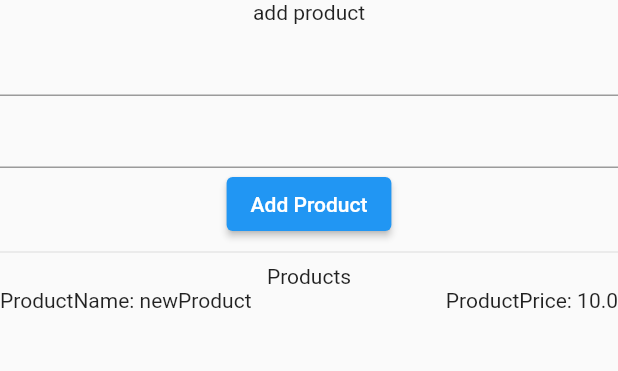
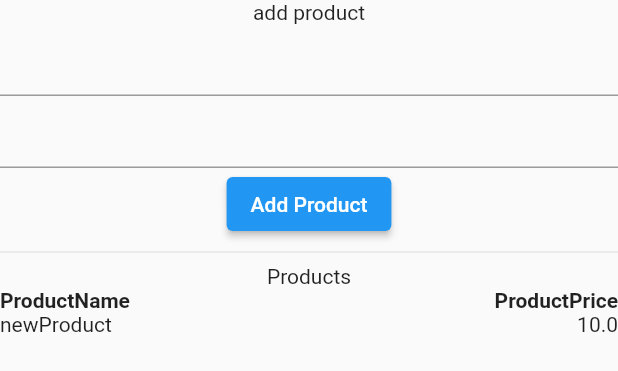
Before and after one commit to USHIERU/POS, a Flutter app: the ProductScreen widget shown alone on an empty page, opened directly, after a tap on "Add Product", on a phone screen of 412 x 824 dp. Shown: the top 371 px of the screen. Run offline on Flutter 3.47's test engine with Material 2 defaults, Android fonts, the phone set to English and light mode, and no system bars; our stand-ins replace get, hive, hive_flutter; accounts and stored records are empty.

Commit message:
re organization

```diff
--- a/lib/app/pos.dart
+++ b/lib/app/pos.dart
@@ -1,7 +1,7 @@
 import 'package:flutter/material.dart';
 import 'package:get/get.dart';
-import 'package:pos/app/routes/home/home_screen.dart';
-import 'package:pos/app/routes/login/login_screen.dart';
+import 'package:pos/app/screens/home/home_screen.dart';
+import 'package:pos/app/screens/login/login_screen.dart';
 
 class POS extends StatelessWidget {
   @override
--- a/lib/app/routes/home/home_screen.dart
+++ b/lib/app/screens/home/home_screen.dart
@@ -1,8 +1,8 @@
 import 'package:flutter/material.dart';
 import 'package:get/get.dart';
-import 'package:pos/app/screens/cash_register/cash_register_screen.dart';
-import 'package:pos/app/screens/category/category_screen.dart';
-import 'package:pos/app/screens/product/product_screen.dart';
+import 'package:pos/app/screens/home/views/cash_register/cash_register_screen.dart';
+import 'package:pos/app/screens/home/views/category/category_screen.dart';
+import 'package:pos/app/screens/home/views/product/product_screen.dart';
 
 part 'controllers/home_screen_controller.dart';
 
--- a/lib/app/screens/product/product_screen.dart
+++ b/lib/app/screens/home/views/product/product_screen.dart
@@ -24,24 +24,31 @@ class ProductScreen extends GetResponsiveView<ProductScreenController> {
         ),
         Divider(),
         Text('Products'),
-        Obx(
-          () => controller.isLoading.value
-              ? CircularProgressIndicator()
-              : Column(
-                  mainAxisSize: MainAxisSize.min,
-                  children: controller.products
-                      .map(
-                        (element) => Row(
-                          mainAxisAlignment: MainAxisAlignment.spaceBetween,
-                          children: [
-                            Text('ProductName: ${element.name}'),
-                            Text('ProductPrice: ${element.price}'),
-                          ],
-                        ),
-                      )
-                      .toList(),
+        Obx(() {
+          if (controller.isLoading.value) return CircularProgressIndicator();
+          return Column(
+            mainAxisSize: MainAxisSize.min,
+            children: [
+              Row(
+                mainAxisAlignment: MainAxisAlignment.spaceBetween,
+                children: [
+                  Text('ProductName',
+                      style: TextStyle(fontWeight: FontWeight.bold)),
+                  Text('ProductPrice',
+                      style: TextStyle(fontWeight: FontWeight.bold)),
+                ],
+              ),
+              for (var product in controller.products)
+                Row(
+                  mainAxisAlignment: MainAxisAlignment.spaceBetween,
+                  children: [
+                    Text(product.name),
+                    Text(product.price.toString()),
+                  ],
                 ),
-        ),
+            ],
+          );
+        }),
       ],
     );
   }
--- a/lib/main.dart
+++ b/lib/main.dart
@@ -3,7 +3,6 @@ import 'package:pos/app/pos.dart';
 import 'package:pos/context/shared/infrastructure/persistence/hive/hive_connection.dart';
 
 void main() async {
-  var hiveConnection = HiveConnection();
-  await hiveConnection.connect();
+  await HiveConnection().connect();
   runApp(POS());
 }
--- a/pubspec.yaml
+++ b/pubspec.yaml
@@ -26,7 +26,6 @@ dependencies:
   get: ^4.1.4
   hive: ^2.0.4
   hive_flutter: ^1.0.0
-  path_provider: ^2.0.2
 
 
   # The following adds the Cupertino Icons font to your application.
```
Also changed, not shown: lib/app/routes/login/login_screen.dart (deleted, +0 -78 lines), lib/app/widgets/my_elevated_button.dart (added, +16 -0 lines), lib/app/widgets/my_text_form_field.dart (added, +14 -0 lines), lib/context/shared/infrastructure/persistence/hive/hive_connection.dart (+3 -6 lines), lib/app/screens/home/controllers/home_screen_controller.dart (renamed from lib/app/routes/home/controllers/home_screen_controller.dart), lib/app/screens/home/views/cash_register/cash_register_screen.dart (renamed from lib/app/screens/cash_register/cash_register_screen.dart), lib/app/screens/home/views/cash_register/controllers/cash_register_screen_controller.dart (renamed from lib/app/screens/cash_register/controllers/cash_register_screen_controller.dart), lib/app/screens/home/views/category/category_screen.dart (renamed from lib/app/screens/category/category_screen.dart), lib/app/screens/home/views/category/controllers/category_screen_controller.dart (renamed from lib/app/screens/category/controllers/category_screen_controller.dart), lib/app/screens/home/views/product/controllers/product_screen_controller.dart (renamed from lib/app/screens/product/controllers/product_screen_controller.dart), lib/app/screens/login/controllers/login_screen_controller.dart (renamed from lib/app/routes/login/controllers/login_screen_controller.dart), pubspec.lock.
